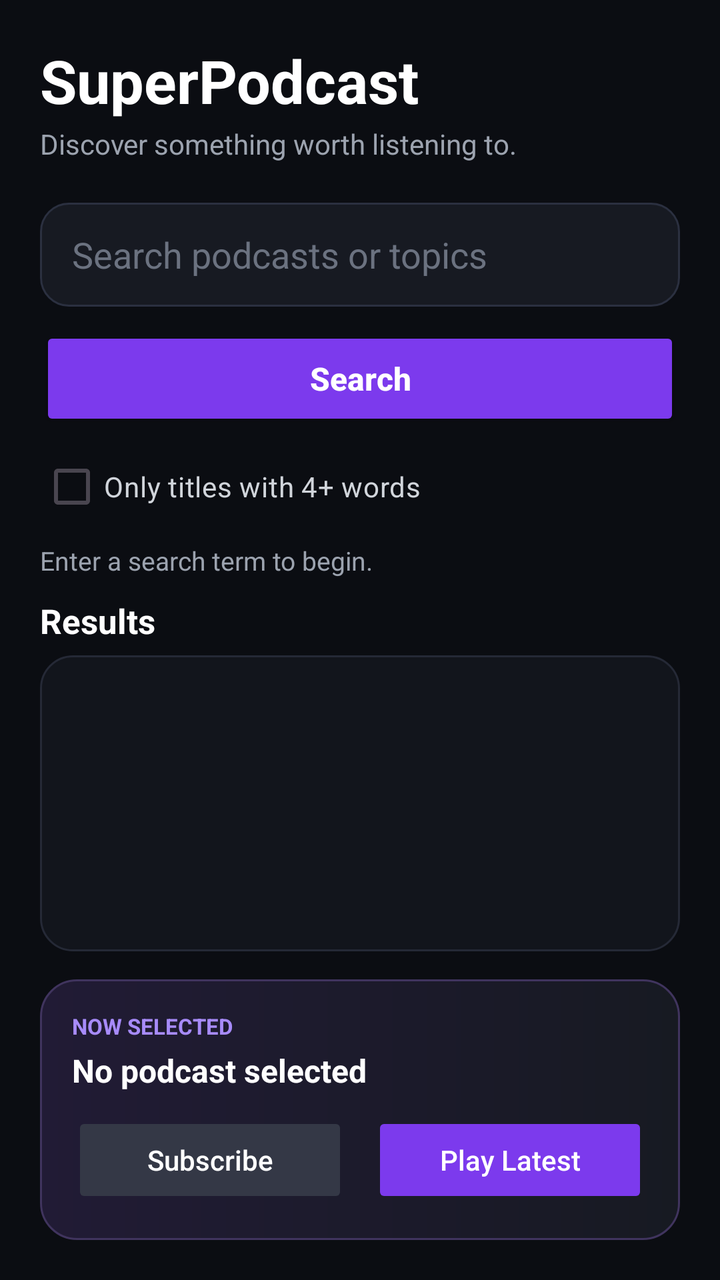
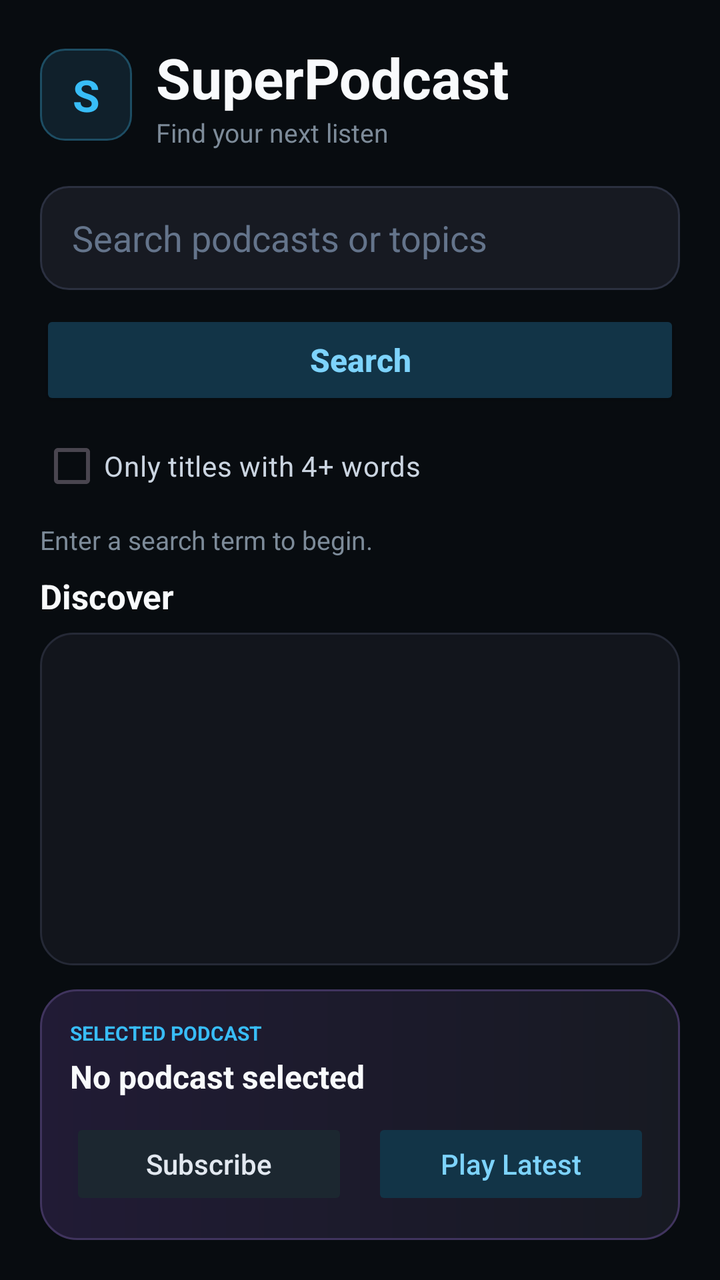

Compare the two renders of this Android layout. The source of the first and the diff that turns it into the second are given below.
<!-- AndroidManifest.xml: application theme Theme.AndroidApp4 -->
<!-- res/layout/activity_main.xml -->
<?xml version="1.0" encoding="utf-8"?>
<LinearLayout xmlns:android="http://schemas.android.com/apk/res/android"
    xmlns:tools="http://schemas.android.com/tools"
    android:id="@+id/main"
    android:layout_width="match_parent"
    android:layout_height="match_parent"
    android:background="#0B0D12"
    android:orientation="vertical"
    android:padding="20dp"
    tools:context=".MainActivity">

    <TextView
        android:layout_width="wrap_content"
        android:layout_height="wrap_content"
        android:text="SuperPodcast"
        android:textColor="#FFFFFF"
        android:textSize="30sp"
        android:textStyle="bold" />

    <TextView
        android:layout_width="wrap_content"
        android:layout_height="wrap_content"
        android:layout_marginTop="2dp"
        android:text="Discover something worth listening to."
        android:textColor="#9CA3AF"
        android:textSize="14sp" />

    <EditText
        android:id="@+id/searchEditText"
        android:layout_width="match_parent"
        android:layout_height="52dp"
        android:layout_marginTop="20dp"
        android:background="@drawable/search_background"
        android:hint="Search podcasts or topics"
        android:textColorHint="#6B7280"
        android:inputType="text"
        android:paddingHorizontal="16dp"
        android:singleLine="true"
        android:textColor="#FFFFFF"
        android:textColorHighlight="#7C3AED" />

    <Button
        android:id="@+id/searchButton"
        android:layout_width="match_parent"
        android:layout_height="52dp"
        android:layout_marginTop="10dp"
        android:backgroundTint="#7C3AED"
        android:text="Search"
        android:textAllCaps="false"
        android:textColor="#FFFFFF"
        android:textSize="16sp"
        android:textStyle="bold" />

    <CheckBox
        android:id="@+id/longTitleCheckBox"
        android:layout_width="wrap_content"
        android:layout_height="wrap_content"
        android:layout_marginTop="4dp"
        android:buttonTint="#8B5CF6"
        android:text="Only titles with 4+ words"
        android:textColor="#D1D5DB" />

    <LinearLayout
        android:layout_width="match_parent"
        android:layout_height="wrap_content"
        android:gravity="center_vertical"
        android:orientation="horizontal"
        android:paddingVertical="4dp">

        <ProgressBar
            android:id="@+id/progressBar"
            android:layout_width="24dp"
            android:layout_height="24dp"
            android:layout_marginEnd="10dp"
            android:indeterminateTint="#8B5CF6"
            android:visibility="gone" />

        <TextView
            android:id="@+id/statusTextView"
            android:layout_width="0dp"
            android:layout_height="wrap_content"
            android:layout_weight="1"
            android:text="Enter a search term to begin."
            android:textColor="#9CA3AF"
            android:textSize="13sp" />
    </LinearLayout>

    <TextView
        android:layout_width="wrap_content"
        android:layout_height="wrap_content"
        android:layout_marginTop="6dp"
        android:layout_marginBottom="6dp"
        android:text="Results"
        android:textColor="#FFFFFF"
        android:textSize="17sp"
        android:textStyle="bold" />

    <ListView
        android:id="@+id/podcastListView"
        android:layout_width="match_parent"
        android:layout_height="0dp"
        android:layout_weight="1"
        android:background="@drawable/panel_background"
        android:clipToPadding="false"
        android:divider="#252936"
        android:dividerHeight="1dp"
        android:padding="8dp" />

    <LinearLayout
        android:layout_width="match_parent"
        android:layout_height="wrap_content"
        android:layout_marginTop="14dp"
        android:background="@drawable/player_background"
        android:orientation="vertical"
        android:padding="16dp">

        <TextView
            android:layout_width="wrap_content"
            android:layout_height="wrap_content"
            android:text="NOW SELECTED"
            android:textColor="#A78BFA"
            android:textSize="11sp"
            android:textStyle="bold" />

        <TextView
            android:id="@+id/selectedPodcastTextView"
            android:layout_width="match_parent"
            android:layout_height="wrap_content"
            android:layout_marginTop="4dp"
            android:ellipsize="end"
            android:maxLines="2"
            android:text="No podcast selected"
            android:textColor="#FFFFFF"
            android:textSize="16sp"
            android:textStyle="bold" />

        <LinearLayout
            android:layout_width="match_parent"
            android:layout_height="wrap_content"
            android:layout_marginTop="10dp"
            android:orientation="horizontal">

            <Button
                android:id="@+id/subscribeButton"
                android:layout_width="0dp"
                android:layout_height="48dp"
                android:layout_marginEnd="6dp"
                android:layout_weight="1"
                android:backgroundTint="#343846"
                android:enabled="false"
                android:text="Subscribe"
                android:textAllCaps="false"
                android:textColor="#FFFFFF" />

            <Button
                android:id="@+id/playButton"
                android:layout_width="0dp"
                android:layout_height="48dp"
                android:layout_marginStart="6dp"
                android:layout_weight="1"
                android:backgroundTint="#7C3AED"
                android:enabled="false"
                android:text="Play Latest"
                android:textAllCaps="false"
                android:textColor="#FFFFFF" />
        </LinearLayout>
    </LinearLayout>

</LinearLayout>
<!-- resources referenced by this layout -->
<resources>
  <!-- drawable panel_background (drawable) -->
  <?xml version="1.0" encoding="utf-8"?>
  <shape xmlns:android="http://schemas.android.com/apk/res/android" android:shape="rectangle">
      <solid android:color="#12151C" />
      <stroke android:width="1dp" android:color="#252936" />
      <corners android:radius="16dp" />
  </shape>
  <!-- drawable player_background (drawable) -->
  <?xml version="1.0" encoding="utf-8"?>
  <shape xmlns:android="http://schemas.android.com/apk/res/android" android:shape="rectangle">
      <gradient
          android:angle="0"
          android:startColor="#211B35"
          android:endColor="#171A22" />
      <stroke android:width="1dp" android:color="#40345E" />
      <corners android:radius="18dp" />
  </shape>
  <!-- drawable search_background (drawable) -->
  <?xml version="1.0" encoding="utf-8"?>
  <shape xmlns:android="http://schemas.android.com/apk/res/android" android:shape="rectangle">
      <solid android:color="#171A22" />
      <stroke android:width="1dp" android:color="#2B3040" />
      <corners android:radius="14dp" />
  </shape>
  <style name="Theme.AndroidApp4" parent="Base.Theme.AndroidApp4" />
  <style name="Base.Theme.AndroidApp4" parent="Theme.Material3.DayNight.NoActionBar">
          
          
      </style>
</resources>

<!-- the commit's change to res/layout/activity_main.xml (unified diff, before → after) -->
@@ -4,50 +4,74 @@
     android:id="@+id/main"
     android:layout_width="match_parent"
     android:layout_height="match_parent"
-    android:background="#0B0D12"
+    android:background="#080C10"
     android:orientation="vertical"
     android:padding="20dp"
     tools:context=".MainActivity">
 
-    <TextView
-        android:layout_width="wrap_content"
+    <LinearLayout
+        android:layout_width="match_parent"
         android:layout_height="wrap_content"
-        android:text="SuperPodcast"
-        android:textColor="#FFFFFF"
-        android:textSize="30sp"
-        android:textStyle="bold" />
+        android:gravity="center_vertical"
+        android:orientation="horizontal">
 
-    <TextView
-        android:layout_width="wrap_content"
-        android:layout_height="wrap_content"
-        android:layout_marginTop="2dp"
-        android:text="Discover something worth listening to."
-        android:textColor="#9CA3AF"
-        android:textSize="14sp" />
+        <TextView
+            android:layout_width="46dp"
+            android:layout_height="46dp"
+            android:background="@drawable/podcast_initial_background"
+            android:gravity="center"
+            android:text="S"
+            android:textColor="#38BDF8"
+            android:textSize="22sp"
+            android:textStyle="bold" />
+
+        <LinearLayout
+            android:layout_width="0dp"
+            android:layout_height="wrap_content"
+            android:layout_marginStart="12dp"
+            android:layout_weight="1"
+            android:orientation="vertical">
+
+            <TextView
+                android:layout_width="wrap_content"
+                android:layout_height="wrap_content"
+                android:text="SuperPodcast"
+                android:textColor="#F8FAFC"
+                android:textSize="28sp"
+                android:textStyle="bold" />
+
+            <TextView
+                android:layout_width="wrap_content"
+                android:layout_height="wrap_content"
+                android:text="Find your next listen"
+                android:textColor="#7D8B99"
+                android:textSize="13sp" />
+        </LinearLayout>
+    </LinearLayout>
 
     <EditText
         android:id="@+id/searchEditText"
         android:layout_width="match_parent"
         android:layout_height="52dp"
-        android:layout_marginTop="20dp"
+        android:layout_marginTop="18dp"
         android:background="@drawable/search_background"
         android:hint="Search podcasts or topics"
-        android:textColorHint="#6B7280"
         android:inputType="text"
         android:paddingHorizontal="16dp"
         android:singleLine="true"
-        android:textColor="#FFFFFF"
-        android:textColorHighlight="#7C3AED" />
+        android:textColor="#F8FAFC"
+        android:textColorHighlight="#38BDF8"
+        android:textColorHint="#64748B" />
 
     <Button
         android:id="@+id/searchButton"
         android:layout_width="match_parent"
-        android:layout_height="52dp"
+        android:layout_height="50dp"
         android:layout_marginTop="10dp"
-        android:backgroundTint="#7C3AED"
+        android:backgroundTint="#123447"
         android:text="Search"
         android:textAllCaps="false"
-        android:textColor="#FFFFFF"
+        android:textColor="#7DD3FC"
         android:textSize="16sp"
         android:textStyle="bold" />
 
@@ -56,9 +80,9 @@
         android:layout_width="wrap_content"
         android:layout_height="wrap_content"
         android:layout_marginTop="4dp"
-        android:buttonTint="#8B5CF6"
+        android:buttonTint="#38BDF8"
         android:text="Only titles with 4+ words"
-        android:textColor="#D1D5DB" />
+        android:textColor="#CBD5E1" />
 
     <LinearLayout
         android:layout_width="match_parent"
@@ -69,10 +93,10 @@
 
         <ProgressBar
             android:id="@+id/progressBar"
-            android:layout_width="24dp"
-            android:layout_height="24dp"
+            android:layout_width="22dp"
+            android:layout_height="22dp"
             android:layout_marginEnd="10dp"
-            android:indeterminateTint="#8B5CF6"
+            android:indeterminateTint="#38BDF8"
             android:visibility="gone" />
 
         <TextView
@@ -81,17 +105,17 @@
             android:layout_height="wrap_content"
             android:layout_weight="1"
             android:text="Enter a search term to begin."
-            android:textColor="#9CA3AF"
+            android:textColor="#7D8B99"
             android:textSize="13sp" />
     </LinearLayout>
 
     <TextView
         android:layout_width="wrap_content"
         android:layout_height="wrap_content"
-        android:layout_marginTop="6dp"
-        android:layout_marginBottom="6dp"
-        android:text="Results"
-        android:textColor="#FFFFFF"
+        android:layout_marginTop="4dp"
+        android:layout_marginBottom="7dp"
+        android:text="Discover"
+        android:textColor="#F8FAFC"
         android:textSize="17sp"
         android:textStyle="bold" />
 
@@ -102,24 +126,25 @@
         android:layout_weight="1"
         android:background="@drawable/panel_background"
         android:clipToPadding="false"
-        android:divider="#252936"
+        android:divider="#1E293B"
         android:dividerHeight="1dp"
-        android:padding="8dp" />
+        android:paddingHorizontal="6dp"
+        android:paddingVertical="4dp" />
 
     <LinearLayout
         android:layout_width="match_parent"
         android:layout_height="wrap_content"
-        android:layout_marginTop="14dp"
+        android:layout_marginTop="12dp"
         android:background="@drawable/player_background"
         android:orientation="vertical"
-        android:padding="16dp">
+        android:padding="15dp">
 
         <TextView
             android:layout_width="wrap_content"
             android:layout_height="wrap_content"
-            android:text="NOW SELECTED"
-            android:textColor="#A78BFA"
-            android:textSize="11sp"
+            android:text="SELECTED PODCAST"
+            android:textColor="#38BDF8"
+            android:textSize="10sp"
             android:textStyle="bold" />
 
         <TextView
@@ -130,7 +155,7 @@
             android:ellipsize="end"
             android:maxLines="2"
             android:text="No podcast selected"
-            android:textColor="#FFFFFF"
+            android:textColor="#F8FAFC"
             android:textSize="16sp"
             android:textStyle="bold" />
 
@@ -143,26 +168,26 @@
             <Button
                 android:id="@+id/subscribeButton"
                 android:layout_width="0dp"
-                android:layout_height="48dp"
+                android:layout_height="46dp"
                 android:layout_marginEnd="6dp"
                 android:layout_weight="1"
-                android:backgroundTint="#343846"
+                android:backgroundTint="#1C2730"
                 android:enabled="false"
                 android:text="Subscribe"
                 android:textAllCaps="false"
-                android:textColor="#FFFFFF" />
+                android:textColor="#E2E8F0" />
 
             <Button
                 android:id="@+id/playButton"
                 android:layout_width="0dp"
-                android:layout_height="48dp"
+                android:layout_height="46dp"
                 android:layout_marginStart="6dp"
                 android:layout_weight="1"
-                android:backgroundTint="#7C3AED"
+                android:backgroundTint="#123447"
                 android:enabled="false"
                 android:text="Play Latest"
                 android:textAllCaps="false"
-                android:textColor="#FFFFFF" />
+                android:textColor="#7DD3FC" />
         </LinearLayout>
     </LinearLayout>
 
<!-- resource entries referenced after the edit -->
@@ -17,6 +17,13 @@
       <stroke android:width="1dp" android:color="#40345E" />
       <corners android:radius="18dp" />
   </shape>
+  <!-- drawable podcast_initial_background (drawable) -->
+  <?xml version="1.0" encoding="utf-8"?>
+  <shape xmlns:android="http://schemas.android.com/apk/res/android" android:shape="rectangle">
+      <solid android:color="#10202B" />
+      <stroke android:width="1dp" android:color="#1D4D63" />
+      <corners android:radius="12dp" />
+  </shape>
   <!-- drawable search_background (drawable) -->
   <?xml version="1.0" encoding="utf-8"?>
   <shape xmlns:android="http://schemas.android.com/apk/res/android" android:shape="rectangle">
